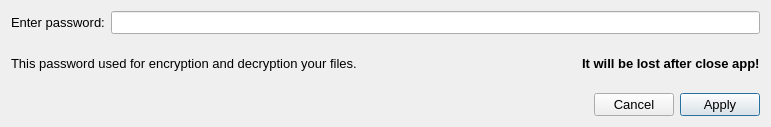
annndruha/SecurePhotos, file gui/enterkey.ui: the form before one commit.
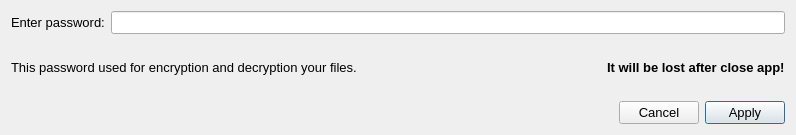
The form after the commit. Icons and pictures are not drawn.

Patch:
```diff
--- a/gui/enterkey.ui
+++ b/gui/enterkey.ui
@@ -6,8 +6,8 @@
    <rect>
     <x>0</x>
     <y>0</y>
-    <width>771</width>
-    <height>127</height>
+    <width>796</width>
+    <height>135</height>
    </rect>
   </property>
   <property name="font">
```
